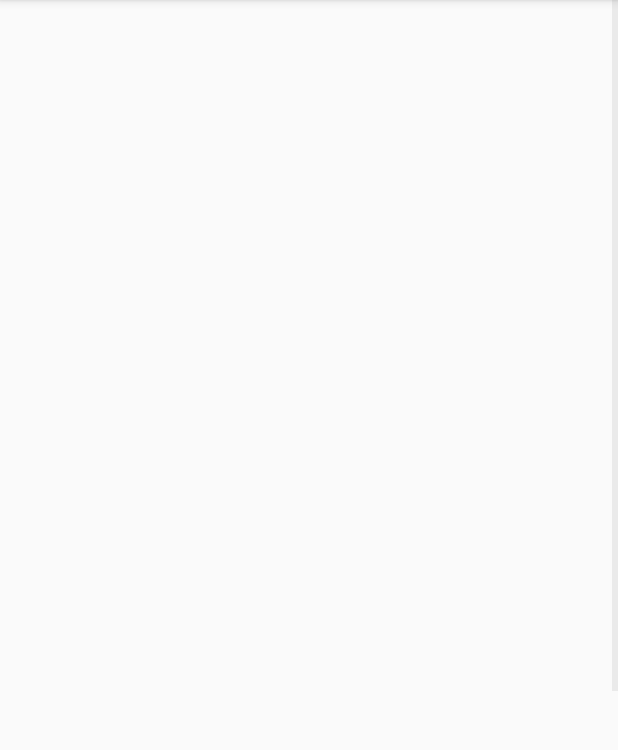
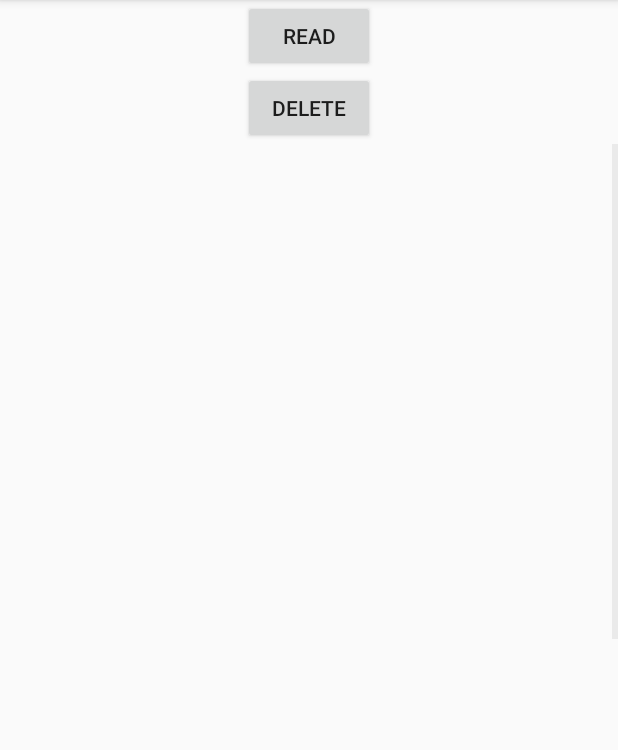
Before and after one commit to Kazukafka/Quvism, an Android app: the MistakesActivity screen opened directly, with no data from a screen before it, on a phone screen of 412 x 824 dp, the part 84-834 px from its top. Run offline under Robolectric (Android 15) with nearby library versions, the phone set to English and light mode, and no system bars.

Commit message:
SQLite Animation Part1

```diff
--- a/app/src/main/java/com/example/q2/ResultActivity.java
+++ b/app/src/main/java/com/example/q2/ResultActivity.java
@@ -22,11 +22,9 @@ public class ResultActivity extends AppCompatActivity {
         //Get number of correct answers
         int score = getIntent().getIntExtra("Count_right_ans", 0);
 
-
         //Read & show the total score
         SharedPreferences prefs = getSharedPreferences("Quvism", Context.MODE_PRIVATE);
         int totalSco = prefs.getInt("tScore", 0);
-
 
         //Add this score to the total score
         totalSco += score;
--- a/app/src/main/res/layout/activity_mistakes.xml
+++ b/app/src/main/res/layout/activity_mistakes.xml
@@ -6,11 +6,38 @@
     android:layout_height="match_parent"
     tools:context=".MistakesActivity">
 
-    <ListView xmlns:android="http://schemas.android.com/apk/res/android"
-        xmlns:tools="http://schemas.android.com/tools"
-        android:id="@+id/listView"
+    <LinearLayout
         android:layout_width="match_parent"
-        android:layout_height="match_parent" >
-    </ListView>
+        android:layout_height="match_parent"
+        android:gravity="center_horizontal"
+        android:orientation="vertical"
+        tools:context=".MainActivity"
+        tools:layout_editor_absoluteX="39dp"
+        tools:layout_editor_absoluteY="-62dp">
+
+        <Button
+            android:id="@+id/button_read"
+            android:layout_width="wrap_content"
+            android:layout_height="wrap_content"
+            android:text="Read"
+            tools:layout_editor_absoluteX="260dp"
+            tools:layout_editor_absoluteY="667dp" />
+
+        <Button
+            android:id="@+id/button_read2"
+            android:layout_width="wrap_content"
+            android:layout_height="wrap_content"
+            android:text="Delete"
+            tools:layout_editor_absoluteX="33dp"
+            tools:layout_editor_absoluteY="667dp" />
+
+        <ListView xmlns:android="http://schemas.android.com/apk/res/android"
+            xmlns:tools="http://schemas.android.com/tools"
+            android:id="@+id/listView"
+            android:layout_width="match_parent"
+            android:layout_height="650dp" >
+
+        </ListView>
+    </LinearLayout>
 
 </androidx.constraintlayout.widget.ConstraintLayout>
--- a/app/src/main/res/layout/item_layout.xml
+++ b/app/src/main/res/layout/item_layout.xml
@@ -14,7 +14,6 @@
         android:background="#aa0000"
         android:gravity="center_vertical"
         android:padding="8dp"
-        android:text="Text"
         android:textColor="#dfff" />
 
 </LinearLayout>
```
Also changed, not shown: app/src/main/java/com/example/q2/CustomAdapter.java (+5 -5 lines), app/src/main/java/com/example/q2/ShowActivity.java (+7 -21 lines), app/src/main/res/layout/activity_show.xml (+16 -46 lines).
